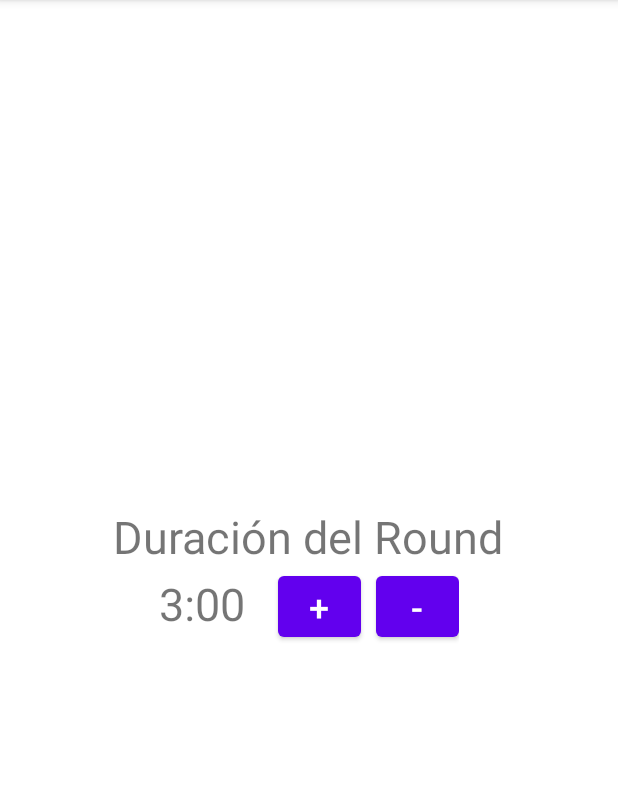
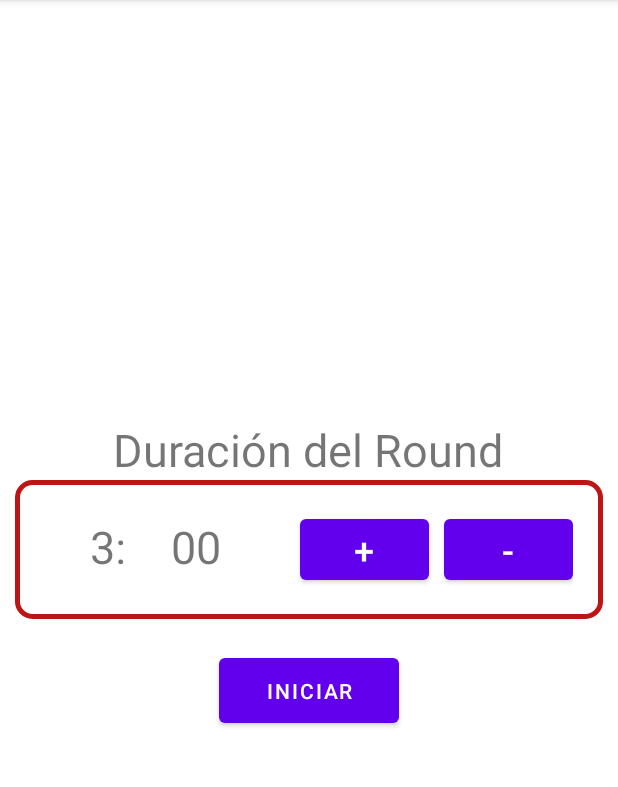
Before and after one commit to acquanero/BoxingTimer, an Android app: the screen it shows after launch (MainActivity), on a phone screen of 412 x 824 dp, the part 84-871 px from its top. Run offline under Robolectric (Android 15) with nearby library versions, the light colour scheme and no system bars.

Commit message:
red box added

```diff
--- a/app/src/main/AndroidManifest.xml
+++ b/app/src/main/AndroidManifest.xml
@@ -9,6 +9,7 @@
         android:roundIcon="@mipmap/ic_launcher_round"
         android:supportsRtl="true"
         android:theme="@style/Theme.BoxingTimer">
+        <activity android:name=".BoxingClockActivity"></activity>
         <activity android:name=".MainActivity">
             <intent-filter>
                 <action android:name="android.intent.action.MAIN" />
--- /dev/null
+++ b/app/src/main/res/drawable/mybox.xml
@@ -0,0 +1,11 @@
+<?xml version="1.0" encoding="utf-8"?>
+<shape xmlns:android="http://schemas.android.com/apk/res/android"
+    android:shape="rectangle">
+    <corners
+        android:radius="10dp"
+
+        />
+    <stroke
+        android:width="3dp"
+        android:color="@color/redbox" />
+</shape>
--- a/app/src/main/res/layout/activity_main.xml
+++ b/app/src/main/res/layout/activity_main.xml
@@ -17,7 +17,10 @@
         android:textSize="30sp" />
 
     <LinearLayout
-        android:layout_width="wrap_content"
+        android:background="@drawable/mybox"
+        android:padding="20dp"
+        android:layout_marginHorizontal="10dp"
+        android:layout_width="match_parent"
         android:layout_height="wrap_content"
         android:orientation="horizontal">
 
@@ -27,6 +30,7 @@
             android:layout_height="wrap_content"
             android:layout_weight="1"
             android:text="@string/start_minutes_of_round"
+            android:textAlignment="viewEnd"
             android:textSize="30sp" />
 
         <TextView
@@ -66,4 +70,13 @@
 
     </LinearLayout>
 
+    <Button
+        android:id="@+id/button_start_timer"
+        android:layout_width="wrap_content"
+        android:layout_height="wrap_content"
+        android:layout_marginTop="20dp"
+        android:width="120dp"
+        android:height="55dp"
+        android:text="@string/label_button_start" />
+
 </LinearLayout>
--- a/app/src/main/res/values/colors.xml
+++ b/app/src/main/res/values/colors.xml
@@ -7,4 +7,5 @@
     <color name="teal_700">#FF018786</color>
     <color name="black">#FF000000</color>
     <color name="white">#FFFFFFFF</color>
+    <color name="redbox">#BF1414</color>
 </resources>
--- a/app/src/main/res/values/strings.xml
+++ b/app/src/main/res/values/strings.xml
@@ -6,4 +6,5 @@
     <string name="label_button_add_time">+</string>
     <string name="label_button_rest_time">-</string>
     <string name="time_dots_separator">:</string>
+    <string name="label_button_start">Iniciar</string>
 </resources>
```
Also changed, not shown: app/src/main/java/com/acquanero/boxingtimer/BoxingClockActivity.java (added, +14 -0 lines), app/src/main/res/layout/activity_boxing_clock.xml (added, +9 -0 lines).
